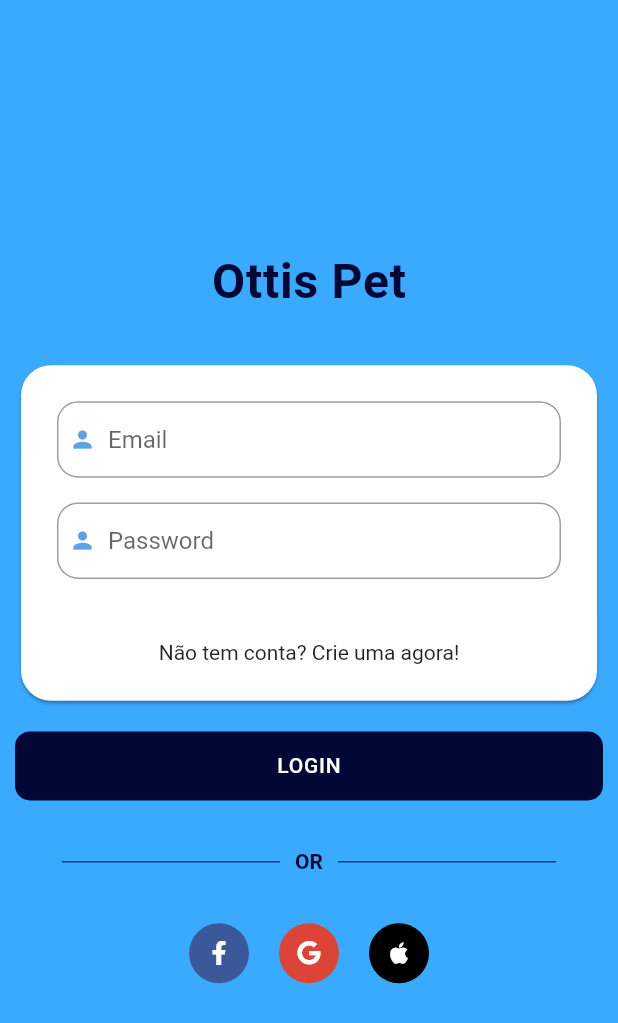
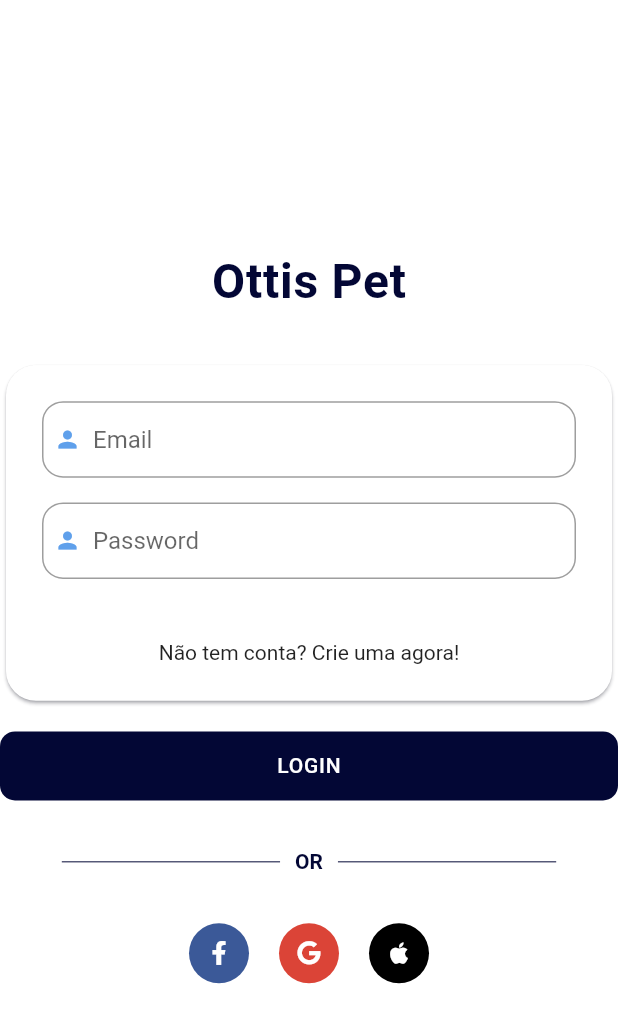
Before and after one commit to renankanu/ottis-pet, a Flutter app: the LoginView screen opened by its route, on a phone screen of 412 x 824 dp. Shown: the top 1023 px of the screen. Run offline on Flutter 3.47's test engine with Material 2 defaults, Android fonts, the phone set to English and light mode, and no system bars; our stand-ins replace flutter_svg, font_awesome_flutter, get, google_fonts, introduction_screen, splashscreen; Roboto replaces fonts that are missing (Exo).

Commit message:
refactor - initial login screen refactor

```diff
--- a/lib/app/modules/login/views/login_view.dart
+++ b/lib/app/modules/login/views/login_view.dart
@@ -14,12 +14,9 @@ class LoginView extends GetView<LoginController> {
   @override
   Widget build(BuildContext context) {
     return Scaffold(
-      backgroundColor: kDodgerBlue,
-      body: Padding(
-        padding: const EdgeInsets.symmetric(horizontal: 10),
-        child: Center(
+      backgroundColor: kWhite,
+      body: Center(
         child: SingleChildScrollView(
-            child: Container(
           child: Column(
             mainAxisAlignment: MainAxisAlignment.center,
             children: <Widget>[
@@ -30,6 +27,8 @@ class LoginView extends GetView<LoginController> {
                     fontSize: 32,
                     fontWeight: FontWeight.bold),
               ),
+              Column(
+                children: [
                   SizedBox(height: Get.height * 0.04),
                   Card(
                     shape: RoundedRectangleBorder(
@@ -77,8 +76,8 @@ class LoginView extends GetView<LoginController> {
                     ],
                   )
                 ],
-              ),
-            ),
+              )
+            ],
           ),
         ),
       ),
```
Lines whose indentation alone changed are shown as unchanged.
